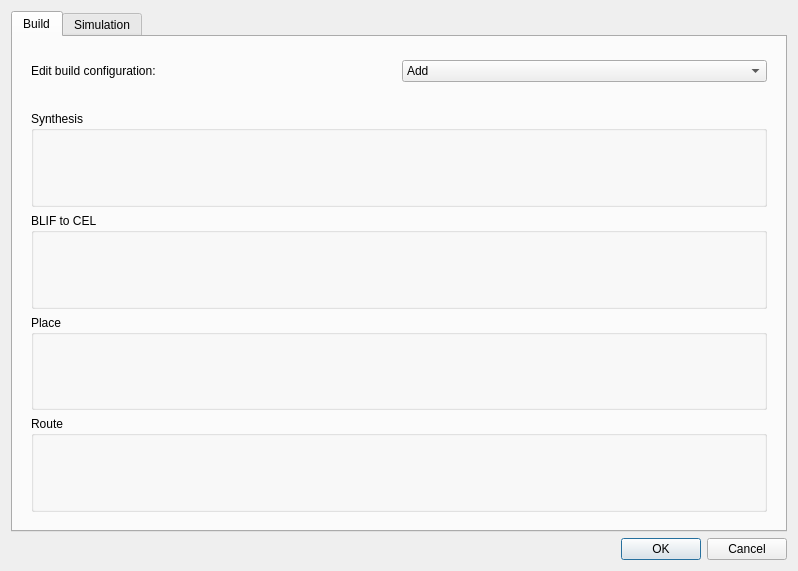
First picture: the form in buildflow.ui, repository libresilicon/qtflow, before the edit.
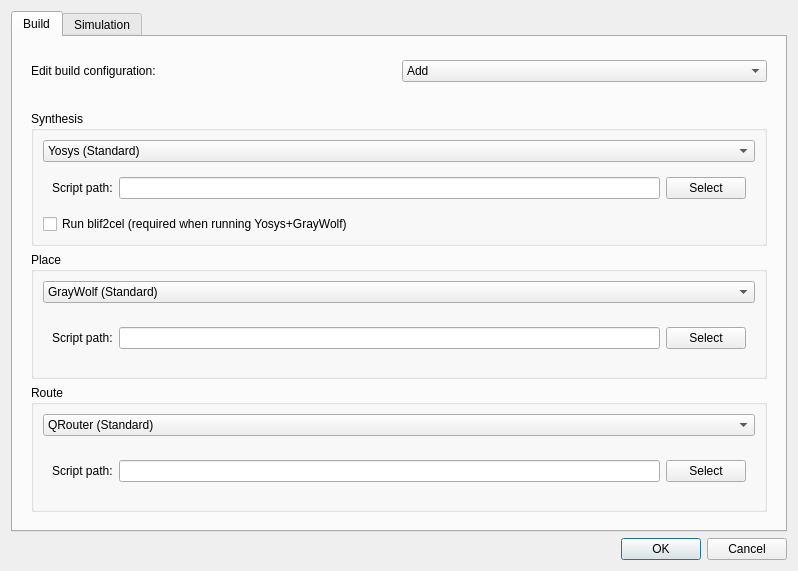
Second picture: the form after the edit.

The edit to the form file:
```diff
--- a/buildflow.ui
+++ b/buildflow.ui
@@ -70,13 +70,52 @@
             <property name="title">
              <string>Synthesis</string>
             </property>
-           </widget>
-          </item>
-          <item>
-           <widget class="QGroupBox" name="groupBox_4">
-            <property name="title">
-             <string>BLIF to CEL</string>
-            </property>
+            <layout class="QVBoxLayout" name="verticalLayout_4">
+             <item>
+              <widget class="QComboBox" name="comboBox_2">
+               <item>
+                <property name="text">
+                 <string>Yosys (Standard)</string>
+                </property>
+               </item>
+               <item>
+                <property name="text">
+                 <string>Custom script</string>
+                </property>
+               </item>
+              </widget>
+             </item>
+             <item>
+              <widget class="QWidget" name="widget" native="true">
+               <layout class="QHBoxLayout" name="horizontalLayout_2">
+                <item>
+                 <widget class="QLabel" name="label_2">
+                  <property name="text">
+                   <string>Script path:</string>
+                  </property>
+                 </widget>
+                </item>
+                <item>
+                 <widget class="QLineEdit" name="lineEdit"/>
+                </item>
+                <item>
+                 <widget class="QPushButton" name="pushButton">
+                  <property name="text">
+                   <string>Select</string>
+                  </property>
+                 </widget>
+                </item>
+               </layout>
+              </widget>
+             </item>
+             <item>
+              <widget class="QCheckBox" name="checkBox">
+               <property name="text">
+                <string>Run blif2cel (required when running Yosys+GrayWolf)</string>
+               </property>
+              </widget>
+             </item>
+            </layout>
            </widget>
           </item>
           <item>
@@ -84,6 +123,45 @@
             <property name="title">
              <string>Place</string>
             </property>
+            <layout class="QVBoxLayout" name="verticalLayout_5">
+             <item>
+              <widget class="QComboBox" name="comboBox_3">
+               <item>
+                <property name="text">
+                 <string>GrayWolf (Standard)</string>
+                </property>
+               </item>
+               <item>
+                <property name="text">
+                 <string>Custom script</string>
+                </property>
+               </item>
+              </widget>
+             </item>
+             <item>
+              <widget class="QWidget" name="widget_4" native="true">
+               <layout class="QHBoxLayout" name="horizontalLayout_3">
+                <item>
+                 <widget class="QLabel" name="label_3">
+                  <property name="text">
+                   <string>Script path:</string>
+                  </property>
+                 </widget>
+                </item>
+                <item>
+                 <widget class="QLineEdit" name="lineEdit_2"/>
+                </item>
+                <item>
+                 <widget class="QPushButton" name="pushButton_2">
+                  <property name="text">
+                   <string>Select</string>
+                  </property>
+                 </widget>
+                </item>
+               </layout>
+              </widget>
+             </item>
+            </layout>
            </widget>
           </item>
           <item>
@@ -91,6 +169,45 @@
             <property name="title">
              <string>Route</string>
             </property>
+            <layout class="QVBoxLayout" name="verticalLayout_6">
+             <item>
+              <widget class="QComboBox" name="comboBox_4">
+               <item>
+                <property name="text">
+                 <string>QRouter (Standard)</string>
+                </property>
+               </item>
+               <item>
+                <property name="text">
+                 <string>Custom script</string>
+                </property>
+               </item>
+              </widget>
+             </item>
+             <item>
+              <widget class="QWidget" name="widget_5" native="true">
+               <layout class="QHBoxLayout" name="horizontalLayout_4">
+                <item>
+                 <widget class="QLabel" name="label_4">
+                  <property name="text">
+                   <string>Script path:</string>
+                  </property>
+                 </widget>
+                </item>
+                <item>
+                 <widget class="QLineEdit" name="lineEdit_3"/>
+                </item>
+                <item>
+                 <widget class="QPushButton" name="pushButton_3">
+                  <property name="text">
+                   <string>Select</string>
+                  </property>
+                 </widget>
+                </item>
+               </layout>
+              </widget>
+             </item>
+            </layout>
            </widget>
           </item>
          </layout>
```
